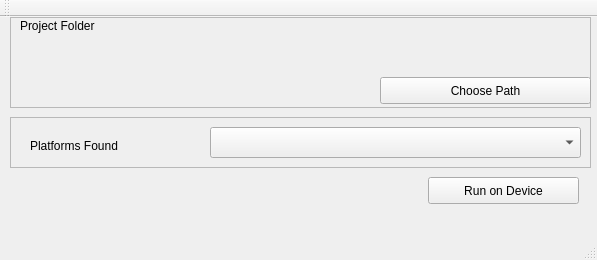
First picture: the form in IONIC-UI/mainwindow.ui, repository CoderSquirrel/IONIC-RUN-GUI, before the edit.
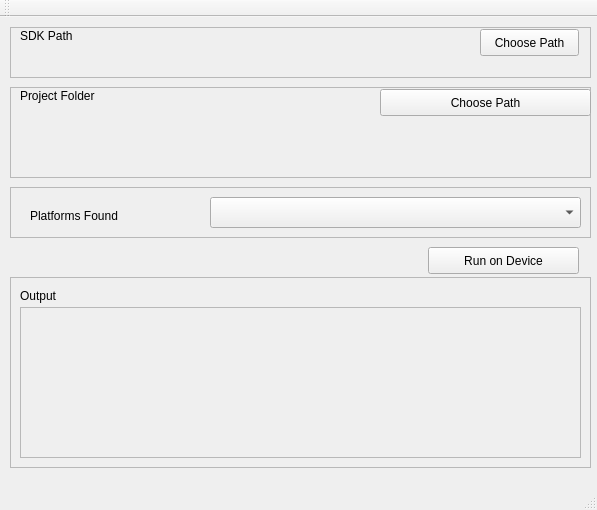
Second picture: the form after the edit.

```diff
--- a/IONIC-UI/mainwindow.ui
+++ b/IONIC-UI/mainwindow.ui
@@ -7,7 +7,7 @@
     <x>0</x>
     <y>0</y>
     <width>597</width>
-    <height>260</height>
+    <height>510</height>
    </rect>
   </property>
   <property name="windowTitle">
@@ -18,7 +18,7 @@
     <property name="geometry">
      <rect>
       <x>10</x>
-      <y>0</y>
+      <y>70</y>
       <width>581</width>
       <height>91</height>
      </rect>
@@ -33,7 +33,7 @@
      <property name="geometry">
       <rect>
        <x>370</x>
-       <y>60</y>
+       <y>2</y>
        <width>211</width>
        <height>27</height>
       </rect>
@@ -46,9 +46,9 @@
      <property name="geometry">
       <rect>
        <x>10</x>
-       <y>30</y>
+       <y>40</y>
        <width>561</width>
-       <height>31</height>
+       <height>41</height>
       </rect>
      </property>
      <property name="text">
@@ -73,7 +73,7 @@
     <property name="geometry">
      <rect>
       <x>10</x>
-      <y>100</y>
+      <y>170</y>
       <width>581</width>
       <height>51</height>
      </rect>
@@ -112,7 +112,7 @@
     <property name="geometry">
      <rect>
       <x>428</x>
-      <y>160</y>
+      <y>230</y>
       <width>151</width>
       <height>27</height>
      </rect>
@@ -121,6 +121,113 @@
      <string>Run on Device</string>
     </property>
    </widget>
+   <widget class="QFrame" name="frame_3">
+    <property name="geometry">
+     <rect>
+      <x>10</x>
+      <y>10</y>
+      <width>581</width>
+      <height>51</height>
+     </rect>
+    </property>
+    <property name="frameShape">
+     <enum>QFrame::StyledPanel</enum>
+    </property>
+    <property name="frameShadow">
+     <enum>QFrame::Raised</enum>
+    </property>
+    <widget class="QLabel" name="label_5">
+     <property name="geometry">
+      <rect>
+       <x>10</x>
+       <y>0</y>
+       <width>67</width>
+       <height>17</height>
+      </rect>
+     </property>
+     <property name="text">
+      <string>SDK Path</string>
+     </property>
+    </widget>
+    <widget class="QPushButton" name="BT_SDK">
+     <property name="geometry">
+      <rect>
+       <x>470</x>
+       <y>2</y>
+       <width>99</width>
+       <height>27</height>
+      </rect>
+     </property>
+     <property name="text">
+      <string>Choose Path</string>
+     </property>
+    </widget>
+    <widget class="QLabel" name="lblSDK">
+     <property name="geometry">
+      <rect>
+       <x>10</x>
+       <y>30</y>
+       <width>451</width>
+       <height>17</height>
+      </rect>
+     </property>
+     <property name="text">
+      <string/>
+     </property>
+    </widget>
+   </widget>
+   <widget class="QFrame" name="frame_4">
+    <property name="geometry">
+     <rect>
+      <x>10</x>
+      <y>260</y>
+      <width>581</width>
+      <height>191</height>
+     </rect>
+    </property>
+    <property name="frameShape">
+     <enum>QFrame::StyledPanel</enum>
+    </property>
+    <property name="frameShadow">
+     <enum>QFrame::Raised</enum>
+    </property>
+    <widget class="QLabel" name="label_6">
+     <property name="geometry">
+      <rect>
+       <x>10</x>
+       <y>10</y>
+       <width>67</width>
+       <height>17</height>
+      </rect>
+     </property>
+     <property name="text">
+      <string>Output</string>
+     </property>
+    </widget>
+    <widget class="QScrollArea" name="scrollArea">
+     <property name="geometry">
+      <rect>
+       <x>10</x>
+       <y>30</y>
+       <width>561</width>
+       <height>151</height>
+      </rect>
+     </property>
+     <property name="widgetResizable">
+      <bool>true</bool>
+     </property>
+     <widget class="QWidget" name="scrollAreaWidgetContents">
+      <property name="geometry">
+       <rect>
+        <x>0</x>
+        <y>0</y>
+        <width>559</width>
+        <height>149</height>
+       </rect>
+      </property>
+     </widget>
+    </widget>
+   </widget>
   </widget>
   <widget class="QMenuBar" name="menuBar">
    <property name="geometry">
```
